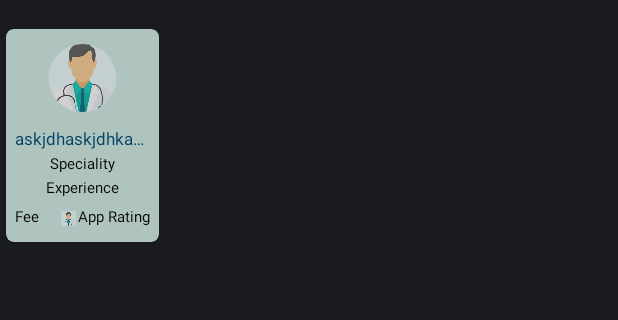
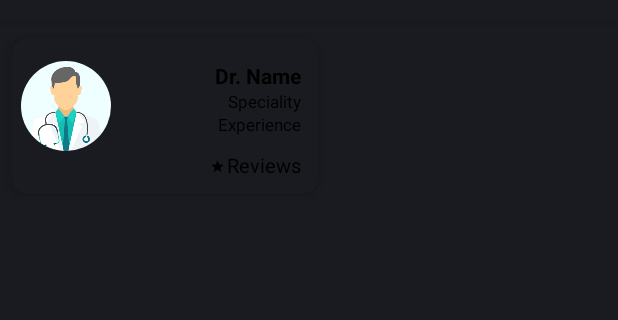
Before and after one commit to MarhamHealthCare/MarhamAndroidVideoCall, an Android app: the layout single_row_top_doctor.xml on its own in the app's theme, with its tools: preview values and no code run, on a phone screen of 412 x 824 dp, the part 62-382 px from its top. Run offline under Robolectric (Android 15) with nearby library versions, the light colour scheme and no system bars; network calls fail.

Commit message:
code after finalizing doctor recyclerview design

```diff
--- /dev/null
+++ b/marhamvideocalllibrary/src/main/res/drawable/start_icon_gold_vector.xml
@@ -0,0 +1,5 @@
+<vector android:height="24dp" android:tint="#000000"
+    android:viewportHeight="24" android:viewportWidth="24"
+    android:width="24dp" xmlns:android="http://schemas.android.com/apk/res/android">
+    <path android:fillColor="@android:color/white" android:pathData="M12,17.27L18.18,21l-1.64,-7.03L22,9.24l-7.19,-0.61L12,2 9.19,8.63 2,9.24l5.46,4.73L5.82,21z"/>
+</vector>
--- a/marhamvideocalllibrary/src/main/res/layout/single_row_top_doctor.xml
+++ b/marhamvideocalllibrary/src/main/res/layout/single_row_top_doctor.xml
@@ -1,14 +1,11 @@
 <androidx.cardview.widget.CardView xmlns:android="http://schemas.android.com/apk/res/android"
     xmlns:app="http://schemas.android.com/apk/res-auto"
     android:id="@+id/parent_layout"
-    android:layout_width="@dimen/hundred_ten"
+    android:layout_width="220dp"
     android:layout_height="wrap_content"
     android:layout_marginEnd="@dimen/five"
-    android:alpha="0.8"
-
-
-    app:cardBackgroundColor="@color/top_doctor_green"
-    app:cardCornerRadius="@dimen/five"
+    app:cardCornerRadius="@dimen/ten"
+    app:cardElevation="@dimen/five"
     app:cardUseCompatPadding="true">
 
     <androidx.constraintlayout.widget.ConstraintLayout
@@ -19,71 +16,65 @@
 
         <de.hdodenhof.circleimageview.CircleImageView
             android:id="@+id/doctor_picture_image_view"
-            android:layout_width="@dimen/fifty_five"
-            android:layout_height="@dimen/forty_five"
-            android:layout_marginTop="@dimen/ten"
+            android:layout_width="@dimen/sixty"
+            android:layout_height="@dimen/sixty"
+            android:layout_marginTop="@dimen/fifteen"
+            android:layout_marginBottom="@dimen/twenty"
             android:src="@drawable/m_doctor_placholder"
-            app:layout_constraintEnd_toEndOf="parent"
+
+
             app:layout_constraintStart_toStartOf="parent"
             app:layout_constraintTop_toTopOf="parent" />
 
 
         <com.marham.marhamvideocalllibrary.customviews.BodyText
             android:id="@+id/doctor_name_text_view"
-            android:layout_width="wrap_content"
+            android:layout_width="@dimen/zero"
             android:layout_height="wrap_content"
-            android:layout_marginTop="@dimen/ten"
+            android:layout_marginStart="@dimen/fifteen"
+
+            android:layout_marginEnd="@dimen/five"
             android:ellipsize="end"
+            android:gravity="end"
             android:maxLines="1"
-            android:text="askjdhaskjdhkasjhdkjashdkjashdkjashdkjashdaksjdhkjashdkjskjdhjkashdk"
-            android:textColor="@color/colorPrimary"
-            android:textSize="@dimen/eleven_text_size"
+            android:text="Dr. Name"
+            android:textColor="@color/black"
+            android:textSize="@dimen/forteen_text_size"
+            android:textStyle="bold"
             app:layout_constraintEnd_toEndOf="parent"
-            app:layout_constraintStart_toStartOf="parent"
-            app:layout_constraintTop_toBottomOf="@+id/doctor_picture_image_view" />
+            app:layout_constraintStart_toEndOf="@+id/doctor_picture_image_view"
+            app:layout_constraintTop_toTopOf="@+id/doctor_picture_image_view" />
 
         <com.marham.marhamvideocalllibrary.customviews.BodyText
-            android:id="@+id/doctor_speciality_text_view"
-            android:layout_width="wrap_content"
+            android:id="@+id/doctor_degrees_text_view"
+            android:layout_width="@dimen/zero"
             android:layout_height="wrap_content"
-            android:layout_marginTop="@dimen/two"
+            android:layout_marginStart="@dimen/fifteen"
+            android:layout_marginEnd="@dimen/five"
             android:ellipsize="end"
+            android:gravity="end"
             android:maxLines="1"
             android:text="@string/speciality"
             android:textColor="@color/black"
-            android:textSize="@dimen/ten_text_size"
+            android:textSize="@dimen/eleven_text_size"
             app:layout_constraintEnd_toEndOf="parent"
-            app:layout_constraintStart_toStartOf="parent"
+            app:layout_constraintStart_toEndOf="@+id/doctor_picture_image_view"
             app:layout_constraintTop_toBottomOf="@+id/doctor_name_text_view" />
 
         <com.marham.marhamvideocalllibrary.customviews.BodyText
             android:id="@+id/doctor_experience_text_view"
             android:layout_width="wrap_content"
             android:layout_height="wrap_content"
-            android:layout_marginTop="@dimen/two"
+
+            android:layout_marginEnd="@dimen/five"
             android:ellipsize="end"
             android:maxLines="1"
             android:text="@string/experience"
             android:textColor="@color/black"
-            android:textSize="@dimen/ten_text_size"
+            android:textSize="@dimen/eleven_text_size"
             app:layout_constraintEnd_toEndOf="parent"
-            app:layout_constraintStart_toStartOf="parent"
-            app:layout_constraintTop_toBottomOf="@+id/doctor_speciality_text_view" />
 
-        <com.marham.marhamvideocalllibrary.customviews.BodyText
-            android:id="@+id/doctor_fee_text_view"
-            android:layout_width="wrap_content"
-            android:layout_height="wrap_content"
-
-            android:layout_marginTop="@dimen/five"
-            android:layout_marginBottom="@dimen/ten"
-            android:maxLines="1"
-            android:text="@string/fee"
-            android:textColor="@color/black"
-            android:textSize="@dimen/ten_text_size"
-            app:layout_constraintBottom_toBottomOf="parent"
-            app:layout_constraintStart_toStartOf="parent"
-            app:layout_constraintTop_toBottomOf="@+id/doctor_experience_text_view" />
+            app:layout_constraintTop_toBottomOf="@+id/doctor_degrees_text_view" />
 
 
         <com.marham.marhamvideocalllibrary.customviews.MyImageView
@@ -92,21 +83,22 @@
             android:layout_height="@dimen/ten"
             android:layout_marginTop="@dimen/two"
             android:layout_marginEnd="@dimen/one"
-            android:src="@drawable/m_doctor_placholder"
-            app:layout_constraintBottom_toBottomOf="@id/doctor_ratings_text_view"
-            app:layout_constraintEnd_toStartOf="@+id/doctor_ratings_text_view"
-            app:layout_constraintTop_toTopOf="@+id/doctor_ratings_text_view" />
+            android:src="@drawable/start_icon_gold_vector"
+            app:layout_constraintBottom_toBottomOf="@id/doctor_reviews_text_view"
+            app:layout_constraintEnd_toStartOf="@+id/doctor_reviews_text_view"
+            app:layout_constraintTop_toTopOf="@+id/doctor_reviews_text_view" />
 
         <com.marham.marhamvideocalllibrary.customviews.BodyText
-            android:id="@+id/doctor_ratings_text_view"
+            android:id="@+id/doctor_reviews_text_view"
             android:layout_width="wrap_content"
             android:layout_height="wrap_content"
-            android:layout_marginTop="@dimen/five"
+            android:layout_marginTop="@dimen/ten"
+            android:layout_marginEnd="@dimen/five"
             android:layout_marginBottom="@dimen/ten"
             android:maxLines="1"
-            android:text="@string/app_rating"
+            android:text="@string/reviews"
             android:textColor="@color/black"
-            android:textSize="@dimen/ten_text_size"
+            android:textSize="@dimen/thirteen_text_size"
             app:layout_constraintBottom_toBottomOf="parent"
             app:layout_constraintEnd_toEndOf="parent"
             app:layout_constraintTop_toBottomOf="@+id/doctor_experience_text_view" />
--- a/marhamvideocalllibrary/src/main/res/values/strings.xml
+++ b/marhamvideocalllibrary/src/main/res/values/strings.xml
@@ -8,4 +8,5 @@
     <string name="experience">Experience</string>
     <string name="fee">Fee</string>
     <string name="app_rating">App Rating</string>
+    <string name="reviews">Reviews</string>
 </resources>
```
Also changed, not shown: marhamvideocalllibrary/src/main/java/com/marham/marhamvideocalllibrary/adapters/DashboardDoctorsAdapter.java (+6 -8 lines), marhamvideocalllibrary/src/main/java/com/marham/marhamvideocalllibrary/viewHolders/DashboardDoctorViewHolder.java (+6 -8 lines), marhamvideocalllibrary/src/main/res/layout/activity_marham_dashboard.xml (+5 -5 lines), marhamvideocalllibrary/src/main/res/values/dimens.xml (+6 -1 lines).
